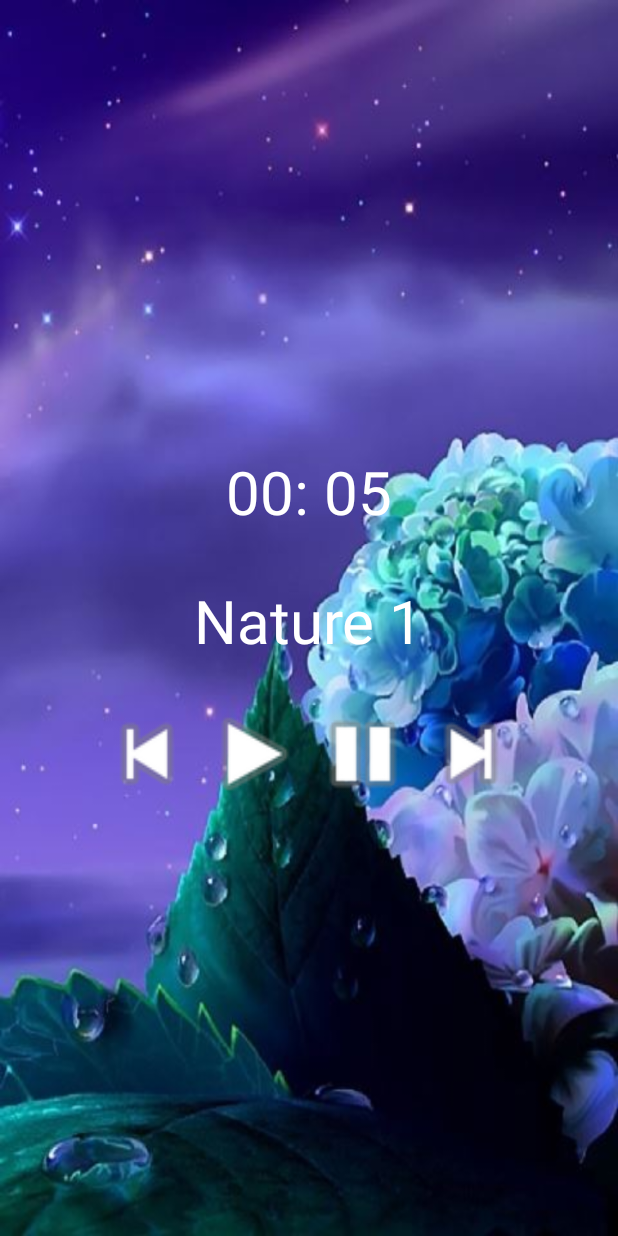
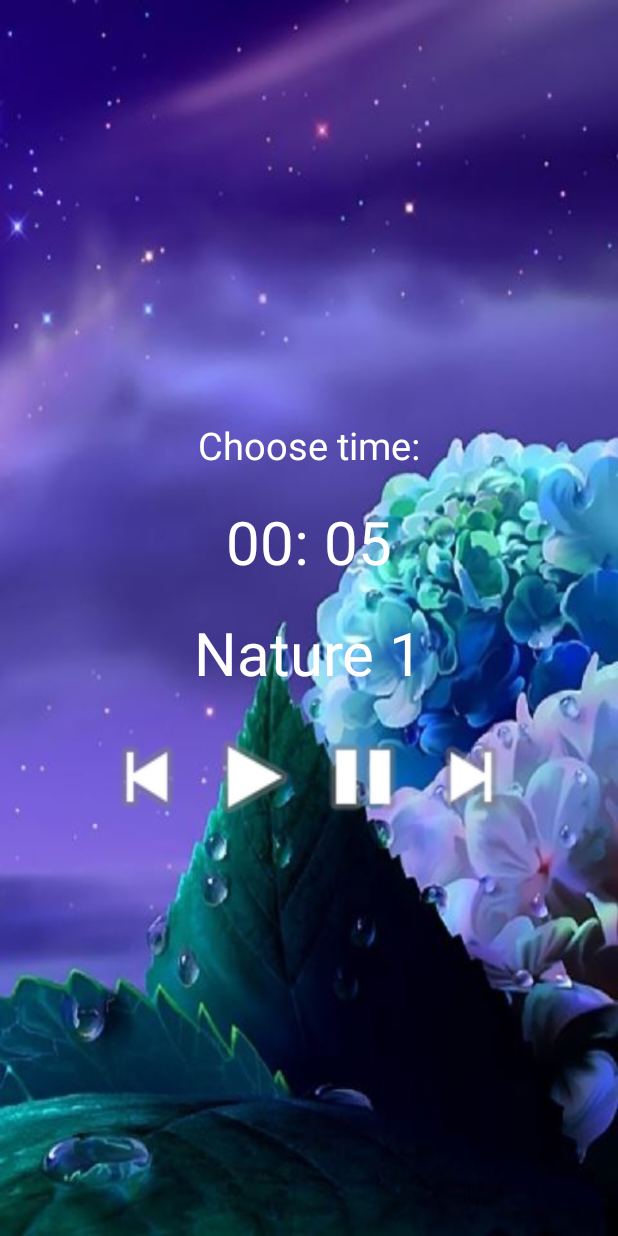
Before and after one commit to mihanic89/lullababy, an Android app: the screen it shows after launch (MainActivity), on a phone screen of 412 x 824 dp. Run offline under Robolectric (Android 15) with nearby library versions, the light colour scheme and no system bars; our stand-ins replace AdMob.

Commit message:
pre release 1.0

```diff
--- a/app/src/main/res/layout/activity_main.xml
+++ b/app/src/main/res/layout/activity_main.xml
@@ -27,6 +27,16 @@
         android:orientation="vertical">
 
 
+        <TextView
+            android:id="@+id/chooseTime"
+            android:layout_width="wrap_content"
+            android:layout_height="wrap_content"
+            android:layout_gravity="center_horizontal"
+            android:padding="@dimen/activity_vertical_margin"
+            android:text="@string/time"
+            android:textColor="@android:color/white"
+            android:textSize="25sp"
+            />
 
 
         <TextView
@@ -35,7 +45,7 @@
             android:layout_height="wrap_content"
             android:layout_gravity="center_horizontal"
             android:padding="@dimen/activity_vertical_margin"
-            android:text="@string/time"
+            tools:text="12:12"
             android:textColor="@android:color/white"
             android:textSize="40sp"
             android:onClick="showTimePickerDialog"/>
@@ -49,6 +59,7 @@
             android:layout_height="wrap_content"
             android:layout_gravity="center_horizontal"
             android:padding="@dimen/activity_vertical_margin"
+            tools:text="Мелодия"
             android:textColor="@android:color/white"
             android:textSize="40sp" />
 
--- a/app/src/main/res/values/dimens.xml
+++ b/app/src/main/res/values/dimens.xml
@@ -1,5 +1,5 @@
 <resources>
     <!-- Default screen margins, per the Android Design guidelines. -->
-    <dimen name="activity_horizontal_margin">16dp</dimen>
-    <dimen name="activity_vertical_margin">16dp</dimen>
+    <dimen name="activity_horizontal_margin">10dp</dimen>
+    <dimen name="activity_vertical_margin">10dp</dimen>
 </resources>
--- a/app/src/main/res/values/strings.xml
+++ b/app/src/main/res/values/strings.xml
@@ -7,9 +7,9 @@
 
     <string name="melody">Choose melody</string>
 
-    <string name="time">Choose time</string>
+    <string name="time">Choose time:</string>
 
-    <string name="activity_time">min.</string>
+
     <!-- -
         This is an ad unit ID for a banner test ad. Replace with your own banner ad unit id.
         For more information, see https://support.google.com/admob/answer/3052638
```
